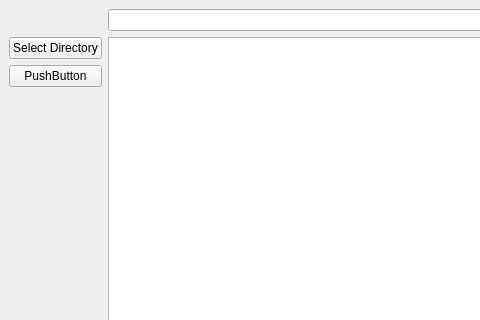
Before: the Qt Designer form gui/res/ui/main.ui in xffox/piclex, drawn with Qt 5; both pictures show x 0 to 480 and y 0 to 320 of the 636 by 492 pixel window.
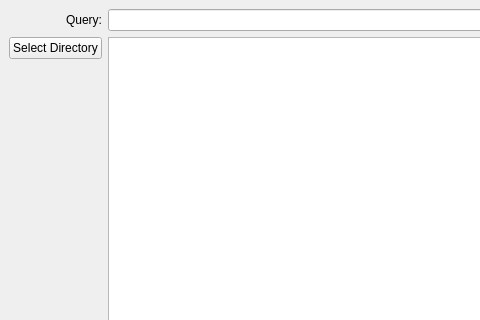
After: the same form once the commit is applied.

The edit to the form file:
```diff
--- a/gui/res/ui/main.ui
+++ b/gui/res/ui/main.ui
@@ -50,13 +50,6 @@
           </property>
          </widget>
         </item>
-        <item>
-         <widget class="QPushButton" name="pushButton">
-          <property name="text">
-           <string>PushButton</string>
-          </property>
-         </widget>
-        </item>
         <item>
          <spacer name="verticalSpacer">
           <property name="orientation">
@@ -86,6 +79,16 @@
         </item>
        </layout>
       </item>
+      <item row="0" column="0">
+       <widget class="QLabel" name="label">
+        <property name="text">
+         <string>Query:</string>
+        </property>
+        <property name="alignment">
+         <set>Qt::AlignRight|Qt::AlignTrailing|Qt::AlignVCenter</set>
+        </property>
+       </widget>
+      </item>
      </layout>
     </item>
    </layout>
```
